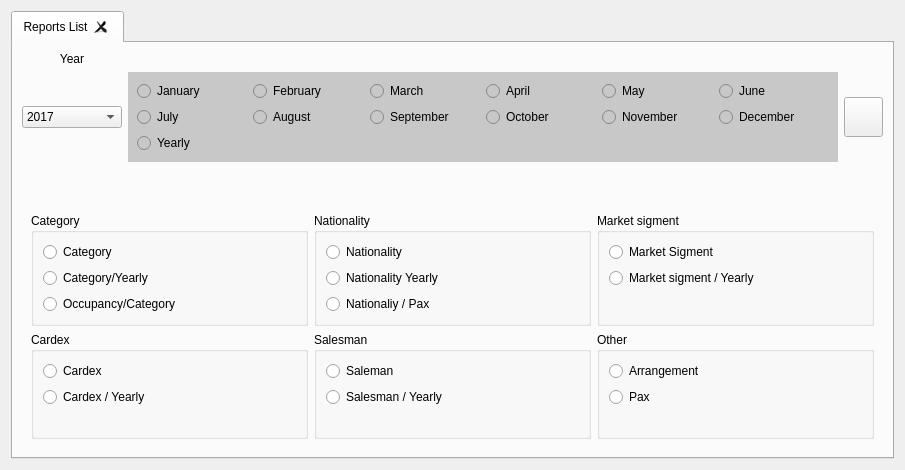
First picture: the form in Widgets/wreportssetold.ui, repository End1-1/Resort, before the edit.
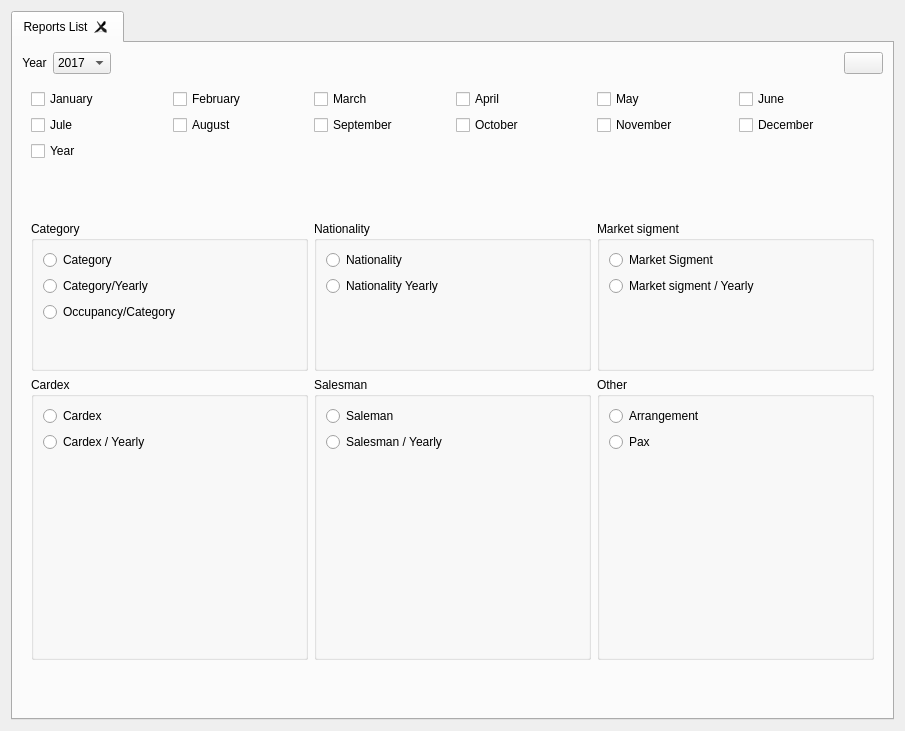
Second picture: the form after the edit. Icons and pictures are not drawn. Custom widgets are drawn as their Qt base class.

Diff of the .ui file:
```diff
--- a/Widgets/wreportssetold.ui
+++ b/Widgets/wreportssetold.ui
@@ -7,7 +7,7 @@
     <x>0</x>
     <y>0</y>
     <width>905</width>
-    <height>470</height>
+    <height>731</height>
    </rect>
   </property>
   <property name="windowTitle">
@@ -42,17 +42,7 @@
           <property name="bottomMargin">
            <number>0</number>
           </property>
-          <item row="0" column="0">
-           <widget class="QLabel" name="label">
-            <property name="text">
-             <string>Year</string>
-            </property>
-            <property name="alignment">
-             <set>Qt::AlignCenter</set>
-            </property>
-           </widget>
-          </item>
-          <item row="1" column="0">
+          <item row="1" column="1">
            <widget class="QComboBox" name="cbYear">
             <property name="maximumSize">
              <size>
@@ -77,7 +67,7 @@
             </item>
            </widget>
           </item>
-          <item row="1" column="2">
+          <item row="1" column="3">
            <widget class="QPushButton" name="btnGo">
             <property name="maximumSize">
              <size>
@@ -100,116 +90,181 @@
             </property>
            </widget>
           </item>
-          <item row="1" column="1">
-           <widget class="QWidget" name="widget_2" native="true">
-            <property name="sizePolicy">
-             <sizepolicy hsizetype="Preferred" vsizetype="Preferred">
-              <horstretch>0</horstretch>
-              <verstretch>2</verstretch>
-             </sizepolicy>
+          <item row="1" column="2">
+           <spacer name="horizontalSpacer">
+            <property name="orientation">
+             <enum>Qt::Horizontal</enum>
             </property>
-            <property name="minimumSize">
+            <property name="sizeHint" stdset="0">
              <size>
-              <width>0</width>
-              <height>0</height>
+              <width>40</width>
+              <height>20</height>
              </size>
             </property>
-            <property name="styleSheet">
-             <string notr="true">background:rgb(200, 200, 200)</string>
+           </spacer>
+          </item>
+          <item row="1" column="0">
+           <widget class="QLabel" name="label">
+            <property name="text">
+             <string>Year</string>
             </property>
-            <layout class="QGridLayout" name="gridLayout_2">
-             <item row="1" column="1">
-              <widget class="ERadioButton" name="rbFebrary">
-               <property name="text">
-                <string>February</string>
-               </property>
-              </widget>
-             </item>
-             <item row="1" column="0">
-              <widget class="ERadioButton" name="rbJanuary">
-               <property name="text">
-                <string>January</string>
-               </property>
-              </widget>
-             </item>
-             <item row="2" column="4">
-              <widget class="ERadioButton" name="rbNovember">
-               <property name="text">
-                <string>November</string>
-               </property>
-              </widget>
-             </item>
-             <item row="1" column="3">
-              <widget class="ERadioButton" name="rbApril">
-               <property name="text">
-                <string>April</string>
-               </property>
-              </widget>
-             </item>
-             <item row="1" column="5">
-              <widget class="ERadioButton" name="rbJune">
-               <property name="text">
-                <string>June</string>
-               </property>
-              </widget>
-             </item>
-             <item row="1" column="4">
-              <widget class="ERadioButton" name="rbMay">
-               <property name="text">
-                <string>May</string>
-               </property>
-              </widget>
-             </item>
-             <item row="2" column="0">
-              <widget class="ERadioButton" name="rbJuly">
-               <property name="text">
-                <string>July</string>
-               </property>
-              </widget>
-             </item>
-             <item row="2" column="1">
-              <widget class="ERadioButton" name="rbAugust">
-               <property name="text">
-                <string>August</string>
-               </property>
-              </widget>
-             </item>
-             <item row="2" column="3">
-              <widget class="ERadioButton" name="rbOctober">
-               <property name="text">
-                <string>October</string>
-               </property>
-              </widget>
-             </item>
-             <item row="2" column="2">
-              <widget class="ERadioButton" name="rbSeptember">
-               <property name="text">
-                <string>September</string>
-               </property>
-              </widget>
-             </item>
-             <item row="1" column="2">
-              <widget class="ERadioButton" name="rbMarch">
-               <property name="text">
-                <string>March</string>
-               </property>
-              </widget>
-             </item>
-             <item row="2" column="5">
-              <widget class="ERadioButton" name="rbDecember">
-               <property name="text">
-                <string>December</string>
-               </property>
-              </widget>
-             </item>
-             <item row="3" column="0">
-              <widget class="ERadioButton" name="rbYear">
-               <property name="text">
-                <string>Yearly</string>
-               </property>
-              </widget>
-             </item>
-            </layout>
+            <property name="alignment">
+             <set>Qt::AlignCenter</set>
+            </property>
+           </widget>
+          </item>
+         </layout>
+        </widget>
+       </item>
+       <item>
+        <widget class="WCheckBoxGroup" name="wCh" native="true">
+         <property name="sizePolicy">
+          <sizepolicy hsizetype="Preferred" vsizetype="Preferred">
+           <horstretch>0</horstretch>
+           <verstretch>0</verstretch>
+          </sizepolicy>
+         </property>
+         <property name="minimumSize">
+          <size>
+           <width>0</width>
+           <height>0</height>
+          </size>
+         </property>
+         <property name="styleSheet">
+          <string notr="true"/>
+         </property>
+         <layout class="QGridLayout" name="gridLayout_4">
+          <property name="sizeConstraint">
+           <enum>QLayout::SetMinimumSize</enum>
+          </property>
+          <item row="1" column="4">
+           <widget class="QCheckBox" name="checkBox_7">
+            <property name="text">
+             <string>April</string>
+            </property>
+            <property name="M" stdset="0">
+             <number>4</number>
+            </property>
+           </widget>
+          </item>
+          <item row="2" column="2">
+           <widget class="QCheckBox" name="checkBox_9">
+            <property name="text">
+             <string>August</string>
+            </property>
+            <property name="M" stdset="0">
+             <number>8</number>
+            </property>
+           </widget>
+          </item>
+          <item row="1" column="3">
+           <widget class="QCheckBox" name="checkBox">
+            <property name="text">
+             <string>March</string>
+            </property>
+            <property name="M" stdset="0">
+             <number>3</number>
+            </property>
+           </widget>
+          </item>
+          <item row="2" column="5">
+           <widget class="QCheckBox" name="checkBox_11">
+            <property name="text">
+             <string>November</string>
+            </property>
+            <property name="M" stdset="0">
+             <number>11</number>
+            </property>
+           </widget>
+          </item>
+          <item row="1" column="6">
+           <widget class="QCheckBox" name="checkBox_5">
+            <property name="text">
+             <string>June</string>
+            </property>
+            <property name="M" stdset="0">
+             <number>6</number>
+            </property>
+           </widget>
+          </item>
+          <item row="1" column="5">
+           <widget class="QCheckBox" name="checkBox_6">
+            <property name="text">
+             <string>May</string>
+            </property>
+            <property name="M" stdset="0">
+             <number>5</number>
+            </property>
+           </widget>
+          </item>
+          <item row="2" column="4">
+           <widget class="QCheckBox" name="checkBox_10">
+            <property name="text">
+             <string>October</string>
+            </property>
+            <property name="M" stdset="0">
+             <number>10</number>
+            </property>
+           </widget>
+          </item>
+          <item row="1" column="2">
+           <widget class="QCheckBox" name="checkBox_3">
+            <property name="text">
+             <string>February</string>
+            </property>
+            <property name="M" stdset="0">
+             <number>2</number>
+            </property>
+           </widget>
+          </item>
+          <item row="1" column="1">
+           <widget class="QCheckBox" name="checkBox_4">
+            <property name="text">
+             <string>January</string>
+            </property>
+            <property name="M" stdset="0">
+             <number>1</number>
+            </property>
+           </widget>
+          </item>
+          <item row="2" column="6">
+           <widget class="QCheckBox" name="checkBox_12">
+            <property name="text">
+             <string>December</string>
+            </property>
+            <property name="M" stdset="0">
+             <number>12</number>
+            </property>
+           </widget>
+          </item>
+          <item row="2" column="3">
+           <widget class="QCheckBox" name="checkBox_8">
+            <property name="text">
+             <string>September</string>
+            </property>
+            <property name="M" stdset="0">
+             <number>9</number>
+            </property>
+           </widget>
+          </item>
+          <item row="2" column="1">
+           <widget class="QCheckBox" name="checkBox_2">
+            <property name="text">
+             <string>Jule</string>
+            </property>
+            <property name="M" stdset="0">
+             <number>7</number>
+            </property>
+           </widget>
+          </item>
+          <item row="3" column="1">
+           <widget class="QCheckBox" name="chYear">
+            <property name="text">
+             <string>Year</string>
+            </property>
+            <property name="M" stdset="0">
+             <number>0</number>
+            </property>
            </widget>
           </item>
          </layout>
@@ -244,13 +299,6 @@
                </property>
               </widget>
              </item>
-             <item>
-              <widget class="ERadioButton" name="rbrNationalityPax">
-               <property name="text">
-                <string>Nationaliy / Pax</string>
-               </property>
-              </widget>
-             </item>
              <item>
               <spacer name="verticalSpacer_7">
                <property name="orientation">
@@ -493,6 +541,19 @@
          </layout>
         </widget>
        </item>
+       <item>
+        <spacer name="verticalSpacer_3">
+         <property name="orientation">
+          <enum>Qt::Vertical</enum>
+         </property>
+         <property name="sizeHint" stdset="0">
+          <size>
+           <width>20</width>
+           <height>40</height>
+          </size>
+         </property>
+        </spacer>
+       </item>
       </layout>
      </widget>
     </widget>
@@ -505,6 +566,12 @@
    <extends>QRadioButton</extends>
    <header location="global">eradiobutton.h</header>
   </customwidget>
+  <customwidget>
+   <class>WCheckBoxGroup</class>
+   <extends>QWidget</extends>
+   <header location="global">wcheckboxgroup.h</header>
+   <container>1</container>
+  </customwidget>
  </customwidgets>
  <resources>
   <include location="../Resort/res.qrc"/>
```
Left out of the diff: 50 changed lines with no effect on the pictures.
